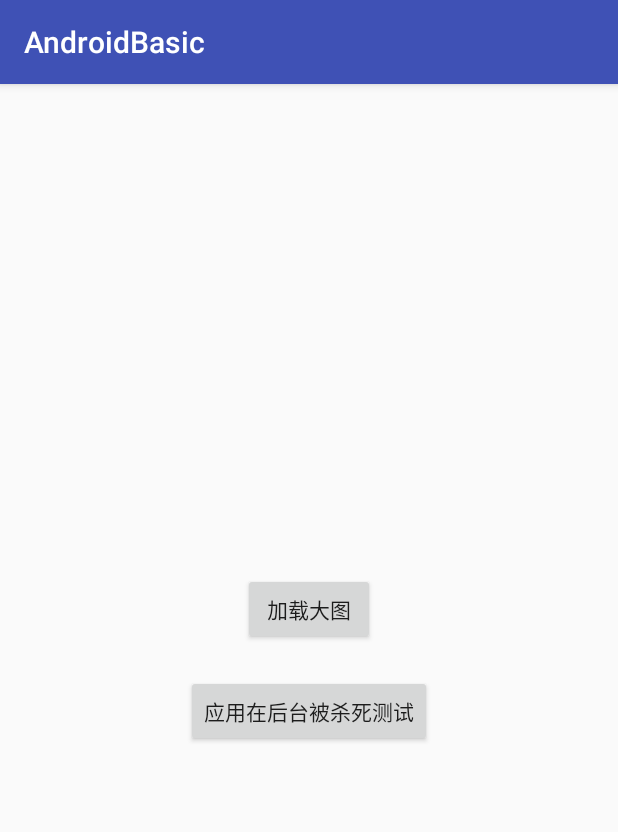
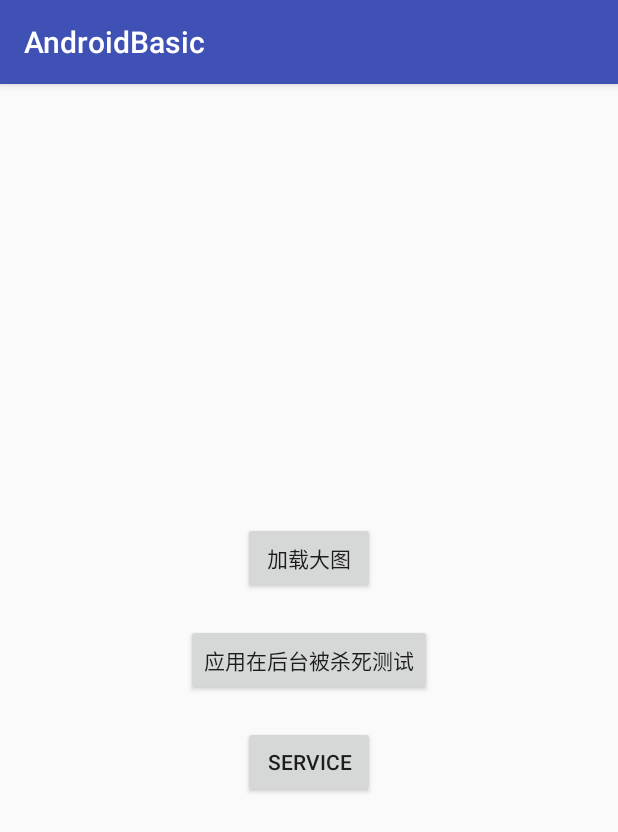
Before and after one commit to 2449983723/AndroidComponents, an Android app: the screen it shows after launch (MainActivity), on a phone screen of 412 x 824 dp. Shown: the top 832 px of the screen. Run offline under Robolectric (Android 15) with nearby library versions, the phone set to English and light mode, and no system bars.

Commit message:
提交Service模块

```diff
--- a/app/src/main/java/com/liunian/androidbasic/MainActivity.java
+++ b/app/src/main/java/com/liunian/androidbasic/MainActivity.java
@@ -3,27 +3,31 @@ package com.liunian.androidbasic;
 import android.content.Intent;
 import android.os.Bundle;
 import android.support.annotation.Nullable;
+import android.util.Log;
 import android.view.View;
 import android.widget.Button;
 
 import com.liunian.androidbasic.addbigimage.AddBigImageActivity;
 import com.liunian.androidbasic.appkilledtest.AppKilledTestActivity;
 import com.liunian.androidbasic.base.BaseActivity;
+import com.liunian.androidbasic.servicetest.ServiceTestActivity;
 
 public class MainActivity extends BaseActivity implements View.OnClickListener{
     Button mAddBigPic;
     Button mAppKillTest;
-
+    Button mSeviceButton;
     @Override
     protected void setUpViewAndData(@Nullable Bundle savedInstanceState) {
         setContentView(R.layout.activity_main);
+
+        App.testString = "张三";
 
         mAddBigPic = (Button) findViewById(R.id.addBigPic);
         mAddBigPic.setOnClickListener(this);
         mAppKillTest = (Button) findViewById(R.id.app_killed_test);
         mAppKillTest.setOnClickListener(this);
-
-        App.testString = "张三";
+        mSeviceButton = (Button) findViewById(R.id.service_test);
+        mSeviceButton.setOnClickListener(this);
     }
 
     @Override
@@ -38,6 +42,9 @@ public class MainActivity extends BaseActivity implements View.OnClickListener{
                 case R.id.app_killed_test:
                     intent.setClass(MainActivity.this, AppKilledTestActivity.class);
                     break;
+                case R.id.service_test:
+                    intent.setClass(MainActivity.this, ServiceTestActivity.class);
+                    break;
             }
             if (intent != null) {
                 this.startActivity(intent);
--- a/app/src/main/res/layout/activity_main.xml
+++ b/app/src/main/res/layout/activity_main.xml
@@ -1,6 +1,5 @@
 <?xml version="1.0" encoding="utf-8"?>
 <RelativeLayout xmlns:android="http://schemas.android.com/apk/res/android"
-    xmlns:app="http://schemas.android.com/apk/res-auto"
     xmlns:tools="http://schemas.android.com/tools"
     android:layout_width="match_parent"
     android:layout_height="match_parent"
@@ -24,5 +23,13 @@
             android:layout_gravity="center_horizontal"
             android:layout_width="wrap_content"
             android:layout_height="wrap_content" />
+
+        <Button
+            android:text="Service"
+            android:layout_marginTop="20dp"
+            android:id="@+id/service_test"
+            android:layout_gravity="center_horizontal"
+            android:layout_width="wrap_content"
+            android:layout_height="wrap_content" />
     </LinearLayout>
 </RelativeLayout>
```
Also changed, not shown: app/src/main/AndroidManifest.xml (+6 -2 lines), app/src/main/java/com/liunian/androidbasic/App.java (+7 -0 lines).
